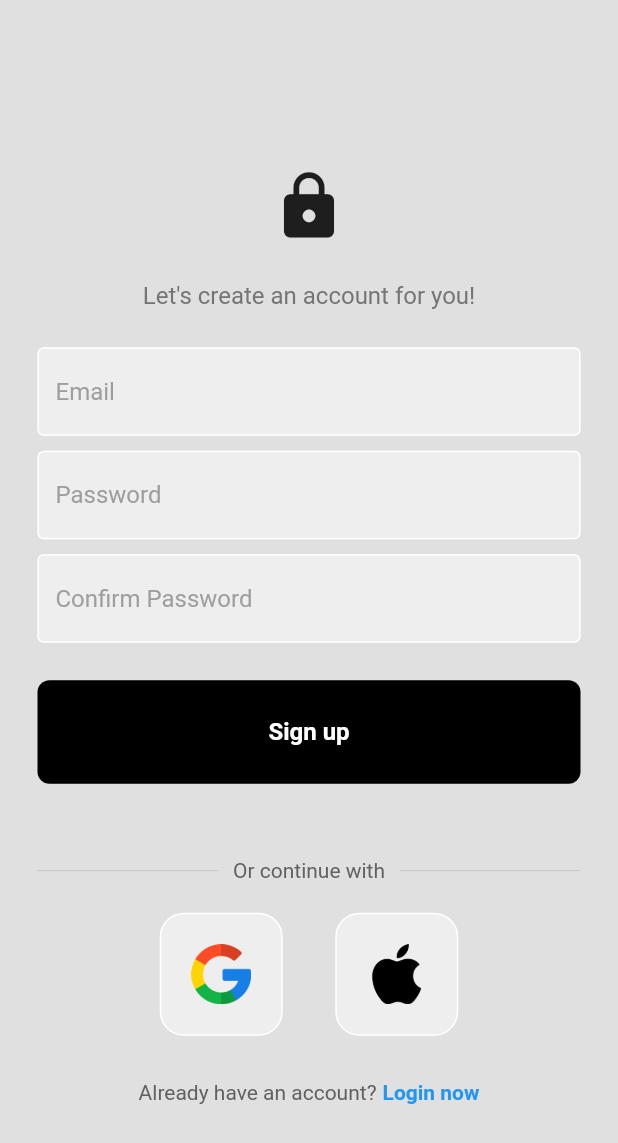
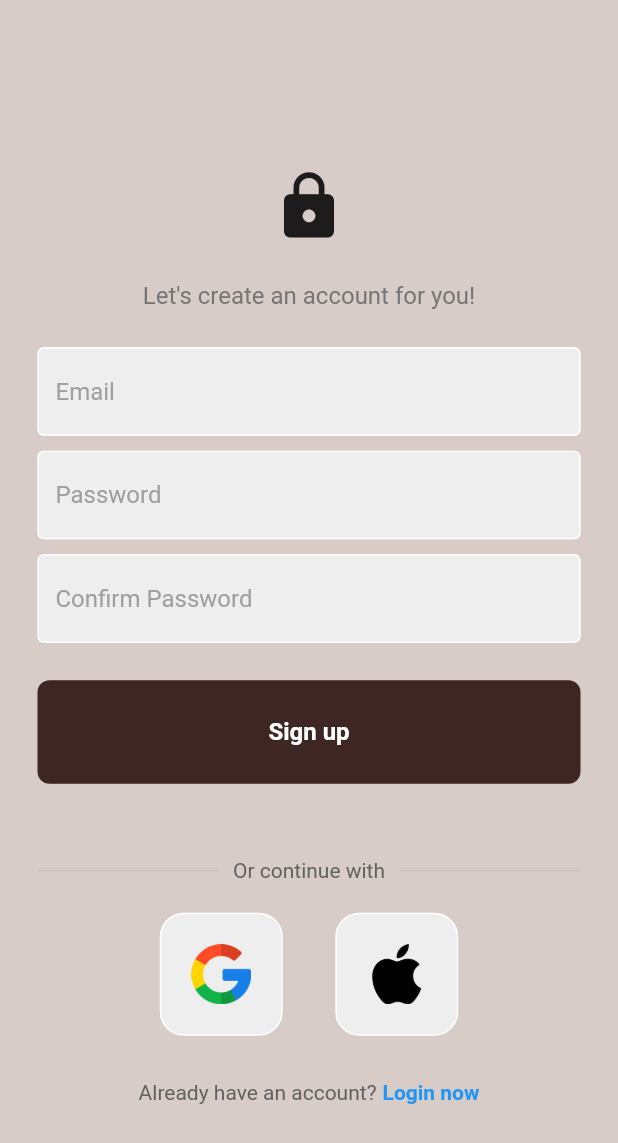
Before and after one commit to SaiokM/DreamSober, a Flutter app: the screen it shows after launch, after a tap on "Register now", on a phone screen of 412 x 824 dp. Shown: the top 1143 px of the screen. Run offline on Flutter 3.47's test engine with Material 2 defaults, Android fonts, the phone set to English and light mode, and no system bars; our stand-ins replace carousel_slider, firebase_auth, firebase_core, firebase_database, fl_chart, google_nav_bar; accounts and stored records are empty; network calls fail.

Commit message:
added colors and fixed gradle

```diff
--- a/lib/components/my_button.dart
+++ b/lib/components/my_button.dart
@@ -18,7 +18,7 @@ class MyButton extends StatelessWidget {
         padding: const EdgeInsets.all(25),
         margin: const EdgeInsets.symmetric(horizontal: 25),
         decoration: BoxDecoration(
-          color: Colors.black,
+          color: Colors.brown[900],
           borderRadius: BorderRadius.circular(8),
         ),
         child: Center(
--- a/lib/pages/authorization/login_page.dart
+++ b/lib/pages/authorization/login_page.dart
@@ -69,7 +69,7 @@ class _LoginPageState extends State<LoginPage> {
   @override
   Widget build(BuildContext context) {
     return Scaffold(
-      backgroundColor: Colors.grey[300],
+      backgroundColor: Colors.brown[100],
       body: SafeArea(
         child: Center(
           child: SingleChildScrollView(
--- a/lib/pages/authorization/register_page.dart
+++ b/lib/pages/authorization/register_page.dart
@@ -78,7 +78,7 @@ class _RegisterPageState extends State<RegisterPage> {
   @override
   Widget build(BuildContext context) {
     return Scaffold(
-      backgroundColor: Colors.grey[300],
+      backgroundColor: Colors.brown[100],
       body: SafeArea(
         child: Center(
           child: SingleChildScrollView(
```
Also changed, not shown: 1 other file.
